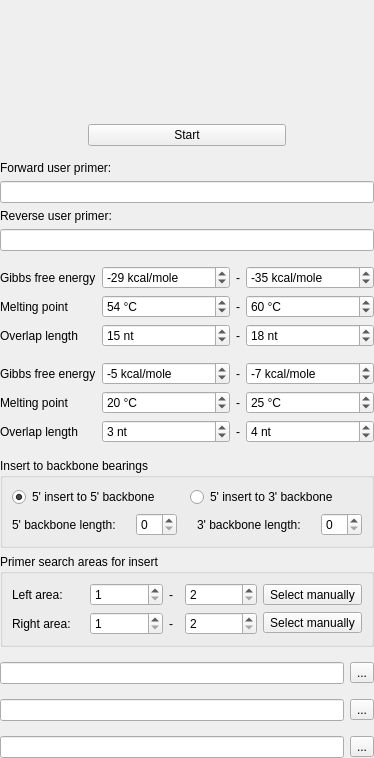
This is src/plugins/pcr_primer_design_for_dna_assembly/src/PCRPrimerDesignForDNAAssemblyOPWidget.ui in violethaze74/ugene as Qt 5 draws it before an edit. The edited form follows.
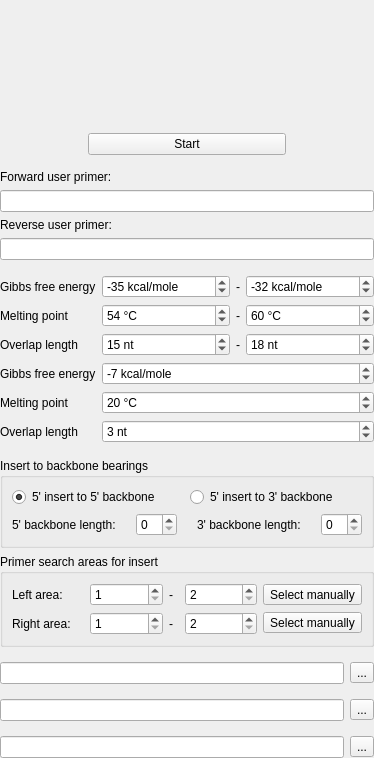
This is the edited form. Custom widgets are drawn as their Qt base class.

What changed in the file:
```diff
--- a/src/plugins/pcr_primer_design_for_dna_assembly/src/PCRPrimerDesignForDNAAssemblyOPWidget.ui
+++ b/src/plugins/pcr_primer_design_for_dna_assembly/src/PCRPrimerDesignForDNAAssemblyOPWidget.ui
@@ -118,7 +118,7 @@
          </widget>
         </item>
         <item>
-         <widget class="U2::PrimerLineEdit" name="leForwardPrimer_2">
+         <widget class="U2::PrimerLineEdit" name="leForwardPrimer">
           <property name="text">
            <string/>
           </property>
@@ -145,7 +145,7 @@
          </widget>
         </item>
         <item>
-         <widget class="U2::PrimerLineEdit" name="leReversePrimer_2">
+         <widget class="U2::PrimerLineEdit" name="leReversePrimer">
           <property name="text">
            <string/>
           </property>
@@ -231,16 +231,16 @@
            <string> kcal/mole</string>
           </property>
           <property name="prefix">
-           <string>-</string>
+           <string/>
           </property>
           <property name="minimum">
-           <number>0</number>
+           <number>-999999999</number>
           </property>
           <property name="maximum">
-           <number>999999999</number>
+           <number>0</number>
           </property>
           <property name="value">
-           <number>29</number>
+           <number>-35</number>
           </property>
          </widget>
         </item>
@@ -329,16 +329,16 @@
            <string> kcal/mole</string>
           </property>
           <property name="prefix">
-           <string>-</string>
+           <string/>
           </property>
           <property name="minimum">
-           <number>1</number>
+           <number>-999999999</number>
           </property>
           <property name="maximum">
-           <number>999999999</number>
+           <number>0</number>
           </property>
           <property name="value">
-           <number>35</number>
+           <number>-32</number>
           </property>
          </widget>
         </item>
@@ -403,6 +403,9 @@
       <property name="leftMargin">
        <number>0</number>
       </property>
+      <property name="topMargin">
+       <number>0</number>
+      </property>
       <property name="rightMargin">
        <number>0</number>
       </property>
@@ -460,16 +463,16 @@
            <string> kcal/mole</string>
           </property>
           <property name="prefix">
-           <string>-</string>
+           <string/>
           </property>
           <property name="minimum">
-           <number>0</number>
+           <number>-999999999</number>
           </property>
           <property name="maximum">
-           <number>999999999</number>
+           <number>0</number>
           </property>
           <property name="value">
-           <number>5</number>
+           <number>-7</number>
           </property>
          </widget>
         </item>
@@ -519,104 +522,6 @@
         </item>
        </layout>
       </item>
-      <item>
-       <layout class="QVBoxLayout" name="verticalLayout_15">
-        <item>
-         <widget class="QLabel" name="label_16">
-          <property name="text">
-           <string>-</string>
-          </property>
-         </widget>
-        </item>
-        <item>
-         <widget class="QLabel" name="label_17">
-          <property name="text">
-           <string>-</string>
-          </property>
-         </widget>
-        </item>
-        <item>
-         <widget class="QLabel" name="label_18">
-          <property name="text">
-           <string>-</string>
-          </property>
-         </widget>
-        </item>
-       </layout>
-      </item>
-      <item>
-       <layout class="QVBoxLayout" name="verticalLayout_14">
-        <item>
-         <widget class="QSpinBox" name="sbMaxExcludeGibbs">
-          <property name="sizePolicy">
-           <sizepolicy hsizetype="Expanding" vsizetype="Fixed">
-            <horstretch>0</horstretch>
-            <verstretch>0</verstretch>
-           </sizepolicy>
-          </property>
-          <property name="suffix">
-           <string> kcal/mole</string>
-          </property>
-          <property name="prefix">
-           <string>-</string>
-          </property>
-          <property name="minimum">
-           <number>1</number>
-          </property>
-          <property name="maximum">
-           <number>999999999</number>
-          </property>
-          <property name="value">
-           <number>7</number>
-          </property>
-         </widget>
-        </item>
-        <item>
-         <widget class="QSpinBox" name="spMaxExcludeMeltingTeml">
-          <property name="sizePolicy">
-           <sizepolicy hsizetype="Expanding" vsizetype="Fixed">
-            <horstretch>0</horstretch>
-            <verstretch>0</verstretch>
-           </sizepolicy>
-          </property>
-          <property name="suffix">
-           <string> °C</string>
-          </property>
-          <property name="minimum">
-           <number>1</number>
-          </property>
-          <property name="maximum">
-           <number>999999999</number>
-          </property>
-          <property name="value">
-           <number>25</number>
-          </property>
-         </widget>
-        </item>
-        <item>
-         <widget class="QSpinBox" name="spMaxExcludeOverlapLength">
-          <property name="sizePolicy">
-           <sizepolicy hsizetype="Expanding" vsizetype="Fixed">
-            <horstretch>0</horstretch>
-            <verstretch>0</verstretch>
-           </sizepolicy>
-          </property>
-          <property name="suffix">
-           <string> nt</string>
-          </property>
-          <property name="minimum">
-           <number>1</number>
-          </property>
-          <property name="maximum">
-           <number>999999999</number>
-          </property>
-          <property name="value">
-           <number>4</number>
-          </property>
-         </widget>
-        </item>
-       </layout>
-      </item>
      </layout>
     </widget>
    </item>
```
Left out of the diff: 18 changed lines with no effect on the pictures.
